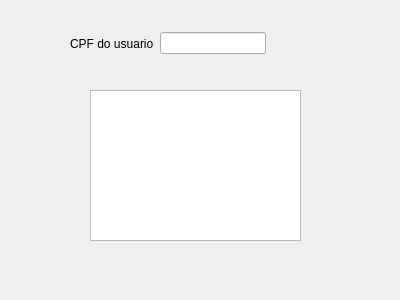
Old version of the form get_agenda.ui in the repository W-F-S/trabalho_02-TPII.
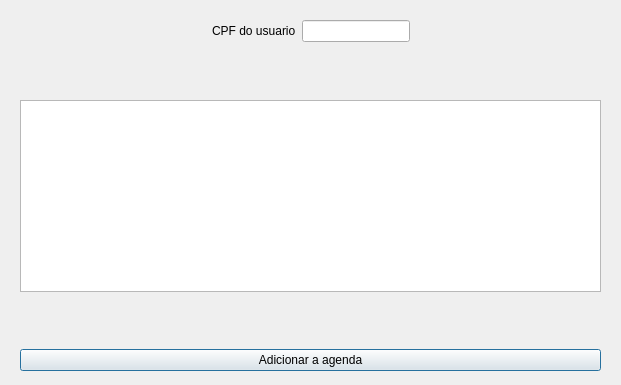
New version of the form.

Commit message: correção de bugs; tela de busca de agenda completa

Patch:
```diff
--- a/get_agenda.ui
+++ b/get_agenda.ui
@@ -6,43 +6,103 @@
    <rect>
     <x>0</x>
     <y>0</y>
-    <width>400</width>
-    <height>300</height>
+    <width>621</width>
+    <height>385</height>
    </rect>
   </property>
   <property name="windowTitle">
    <string>Dialog</string>
   </property>
-  <widget class="QTextEdit" name="textEdit">
-   <property name="geometry">
-    <rect>
-     <x>90</x>
-     <y>90</y>
-     <width>211</width>
-     <height>151</height>
-    </rect>
-   </property>
-  </widget>
   <widget class="QWidget" name="">
    <property name="geometry">
     <rect>
-     <x>70</x>
-     <y>30</y>
-     <width>196</width>
-     <height>27</height>
+     <x>20</x>
+     <y>20</y>
+     <width>581</width>
+     <height>351</height>
     </rect>
    </property>
-   <layout class="QHBoxLayout" name="horizontalLayout">
+   <layout class="QVBoxLayout" name="verticalLayout">
     <item>
-     <widget class="QLabel" name="label">
+     <layout class="QHBoxLayout" name="horizontalLayout_2">
+      <item>
+       <spacer name="horizontalSpacer">
+        <property name="orientation">
+         <enum>Qt::Horizontal</enum>
+        </property>
+        <property name="sizeHint" stdset="0">
+         <size>
+          <width>40</width>
+          <height>20</height>
+         </size>
+        </property>
+       </spacer>
+      </item>
+      <item>
+       <layout class="QHBoxLayout" name="horizontalLayout">
+        <item>
+         <widget class="QLabel" name="label">
+          <property name="text">
+           <string>CPF do usuario</string>
+          </property>
+         </widget>
+        </item>
+        <item>
+         <widget class="QLineEdit" name="lineEdit_cpf"/>
+        </item>
+       </layout>
+      </item>
+      <item>
+       <spacer name="horizontalSpacer_2">
+        <property name="orientation">
+         <enum>Qt::Horizontal</enum>
+        </property>
+        <property name="sizeHint" stdset="0">
+         <size>
+          <width>40</width>
+          <height>20</height>
+         </size>
+        </property>
+       </spacer>
+      </item>
+     </layout>
+    </item>
+    <item>
+     <spacer name="verticalSpacer">
+      <property name="orientation">
+       <enum>Qt::Vertical</enum>
+      </property>
+      <property name="sizeHint" stdset="0">
+       <size>
+        <width>20</width>
+        <height>40</height>
+       </size>
+      </property>
+     </spacer>
+    </item>
+    <item>
+     <widget class="QTextEdit" name="textEdit_agenda"/>
+    </item>
+    <item>
+     <spacer name="verticalSpacer_2">
+      <property name="orientation">
+       <enum>Qt::Vertical</enum>
+      </property>
+      <property name="sizeHint" stdset="0">
+       <size>
+        <width>20</width>
+        <height>40</height>
+       </size>
+      </property>
+     </spacer>
+    </item>
+    <item>
+     <widget class="QPushButton" name="pushButton">
       <property name="text">
-       <string>CPF do usuario</string>
+       <string>Adicionar a agenda</string>
       </property>
      </widget>
     </item>
-    <item>
-     <widget class="QLineEdit" name="lineEdit"/>
-    </item>
    </layout>
   </widget>
  </widget>
```
The commit also changes 11 other files.
